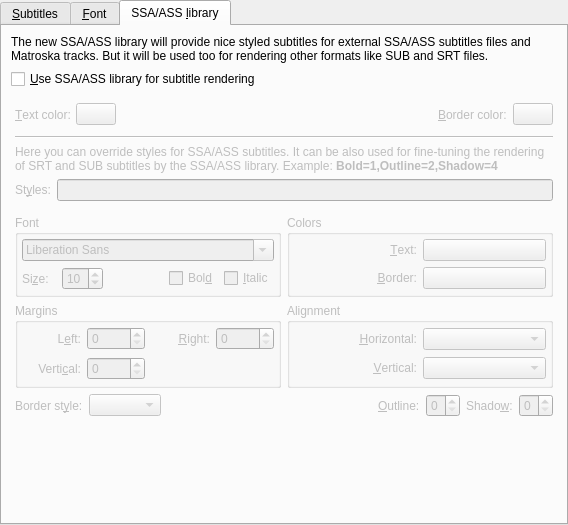
wilbert2000/wzplayer, file src/prefsubtitles.ui: the form before one commit.
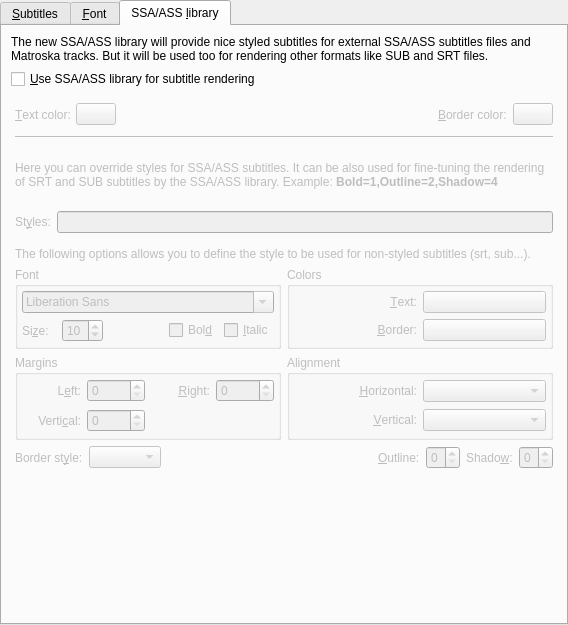
The form after the commit. The open tabs and pages were chosen to show the change. Custom widgets are drawn as their Qt base class.

Commit message: Added an introductory text

Patch:
```diff
--- a/src/prefsubtitles.ui
+++ b/src/prefsubtitles.ui
@@ -6,7 +6,7 @@
     <x>0</x>
     <y>0</y>
     <width>568</width>
-    <height>525</height>
+    <height>625</height>
    </rect>
   </property>
   <property name="windowTitle" >
@@ -897,7 +897,7 @@
           <property name="bottomMargin" >
            <number>4</number>
           </property>
-          <item row="0" column="0" >
+          <item row="1" column="0" >
            <widget class="QGroupBox" name="groupBox_4" >
             <property name="title" >
              <string>Font</string>
@@ -985,7 +985,7 @@
             </layout>
            </widget>
           </item>
-          <item row="0" column="1" >
+          <item row="1" column="1" >
            <widget class="QGroupBox" name="groupBox_7" >
             <property name="title" >
              <string>Colors</string>
@@ -1046,7 +1046,7 @@
             </layout>
            </widget>
           </item>
-          <item row="1" column="0" >
+          <item row="2" column="0" >
            <widget class="QGroupBox" name="groupBox_8" >
             <property name="title" >
              <string>Margins</string>
@@ -1128,7 +1128,7 @@
             </layout>
            </widget>
           </item>
-          <item row="1" column="1" >
+          <item row="2" column="1" >
            <widget class="QGroupBox" name="groupBox_9" >
             <property name="title" >
              <string>Alignment</string>
@@ -1181,7 +1181,7 @@
             </layout>
            </widget>
           </item>
-          <item row="2" column="0" colspan="2" >
+          <item row="3" column="0" colspan="2" >
            <layout class="QHBoxLayout" >
             <item>
              <widget class="QLabel" name="label_5" >
@@ -1251,6 +1251,16 @@
             </item>
            </layout>
           </item>
+          <item row="0" column="0" colspan="2" >
+           <widget class="QLabel" name="label_10" >
+            <property name="text" >
+             <string>The following options allows you to define the style to be used for non-styled subtitles (srt, sub...).</string>
+            </property>
+            <property name="wordWrap" >
+             <bool>true</bool>
+            </property>
+           </widget>
+          </item>
          </layout>
         </widget>
        </item>
```
